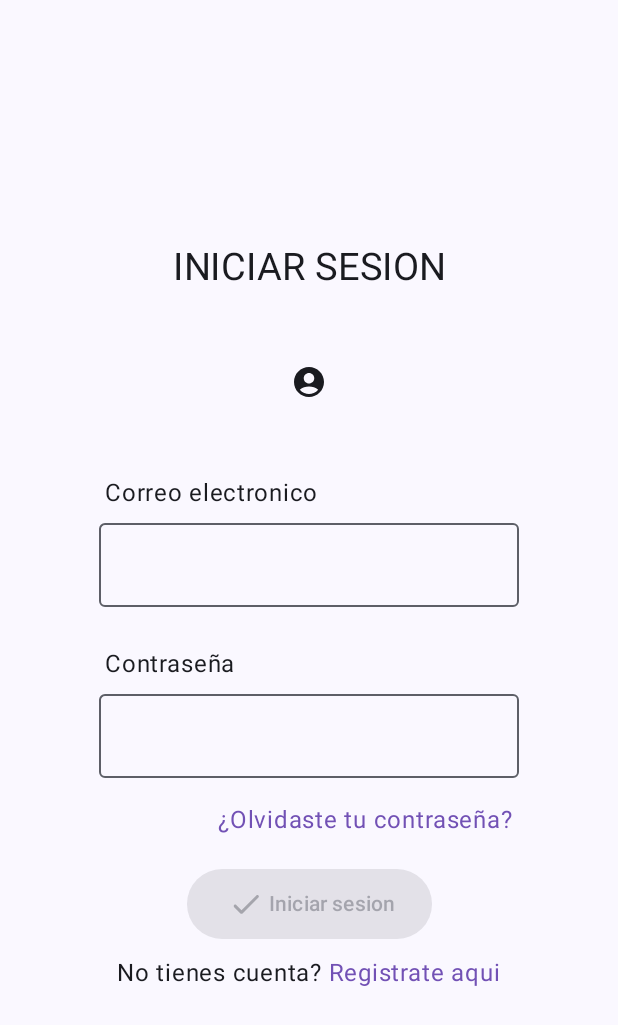
After one commit to ggalvisgg/App-Security, an Android app built with Jetpack Compose: the composable LoginScreen shown on its own in the app's theme, on a phone screen of 412 x 824 dp. The commit adds this screen. Shown: the top 1025 px of the screen. Run offline under Robolectric (Android 15) with nearby library versions, the phone set to English and light mode, and no system bars.

Commit message:
tenemos el login, falta modificar algunas cosas. SIGUIENTE -> Editar

```diff
--- /dev/null
+++ b/app/src/main/java/com/appsecurity/ui/component/TextFieldForm.kt
@@ -0,0 +1,56 @@
+package com.appsecurity.ui.component
+
+import androidx.compose.foundation.text.KeyboardOptions
+import androidx.compose.material3.OutlinedTextField
+import androidx.compose.material3.Text
+import androidx.compose.runtime.Composable
+import androidx.compose.runtime.getValue
+import androidx.compose.runtime.mutableStateOf
+import androidx.compose.runtime.saveable.rememberSaveable
+import androidx.compose.runtime.setValue
+import androidx.compose.ui.Modifier
+import androidx.compose.ui.text.input.PasswordVisualTransformation
+import androidx.compose.ui.text.input.VisualTransformation
+
+@Composable
+fun TextFieldForm(
+    modifier : Modifier = Modifier,
+    value: String,
+    onValueChange : (String) -> Unit,
+    supportingText : String,
+    label : String = "",
+    onValidate : (String) -> Boolean,
+    keyboardOptions: KeyboardOptions,
+    isPassword : Boolean = false,
+    placeholder : String = ""
+){
+
+    var isError by rememberSaveable { mutableStateOf(false) }
+
+    OutlinedTextField(
+        modifier = modifier,
+        placeholder = {
+            if (label.isEmpty()) {Text(text = placeholder)}
+        },
+        value = value,
+        singleLine = true,
+        isError = isError,
+        supportingText = {
+            if(isError){
+                Text(text = supportingText)
+            }
+        },
+
+        visualTransformation = if(isPassword){ PasswordVisualTransformation() } else { VisualTransformation.None},
+        keyboardOptions = keyboardOptions,
+
+        label = {
+            if (value.isNotEmpty()) {Text(text = label)}
+        },
+
+        onValueChange = {
+            onValueChange(it)
+            isError = onValidate(it)
+        }
+    )
+}
--- /dev/null
+++ b/app/src/main/java/com/appsecurity/ui/screens/LoginScreen.kt
@@ -0,0 +1,185 @@
+package com.appsecurity.ui.screens
+
+import androidx.compose.runtime.Composable
+import android.content.Context
+import android.util.Patterns
+import android.widget.Toast
+import androidx.compose.foundation.layout.Arrangement
+import androidx.compose.foundation.layout.Column
+import androidx.compose.foundation.layout.PaddingValues
+import androidx.compose.foundation.layout.Spacer
+import androidx.compose.foundation.layout.fillMaxSize
+import androidx.compose.foundation.layout.height
+import androidx.compose.foundation.layout.padding
+import androidx.compose.foundation.text.KeyboardOptions
+import androidx.compose.material.icons.Icons
+import androidx.compose.material.icons.rounded.AccountCircle
+import androidx.compose.material.icons.rounded.Done
+import androidx.compose.material3.Button
+import androidx.compose.material3.ButtonDefaults
+import androidx.compose.material3.Icon
+import androidx.compose.material3.Scaffold
+import androidx.compose.material3.Text
+import androidx.compose.runtime.mutableStateOf
+import androidx.compose.runtime.getValue
+import androidx.compose.runtime.setValue
+import androidx.compose.runtime.saveable.rememberSaveable
+import androidx.compose.ui.Alignment
+import androidx.compose.ui.Modifier
+import androidx.compose.ui.graphics.Color
+import androidx.compose.ui.platform.LocalContext
+import androidx.compose.ui.platform.LocalUriHandler
+import androidx.compose.ui.text.LinkAnnotation
+import androidx.compose.ui.text.SpanStyle
+import androidx.compose.ui.text.TextLinkStyles
+import androidx.compose.ui.text.buildAnnotatedString
+import androidx.compose.ui.text.input.KeyboardType
+import androidx.compose.ui.text.withLink
+import androidx.compose.ui.unit.dp
+import androidx.compose.ui.unit.sp
+import com.appsecurity.ui.component.TextFieldForm
+import android.graphics.Color as AndroidColor
+
+@Composable
+fun LoginScreen(){
+
+    val contex = LocalContext.current
+
+    Scaffold { padding ->
+        LoginForm(
+            padding = padding,
+            contex = contex
+        )
+    }
+}
+
+@Composable
+fun LoginForm(
+    padding: PaddingValues,
+    contex: Context
+){
+
+    var email by rememberSaveable { mutableStateOf("") }
+    var password by rememberSaveable { mutableStateOf("") }
+
+    val uriHandler = LocalUriHandler.current
+
+    Column(
+        modifier = Modifier
+            .padding()
+            .fillMaxSize(),
+        horizontalAlignment = Alignment.CenterHorizontally,
+        verticalArrangement = Arrangement.Center
+    ) {
+
+        Text(text = "INICIAR SESION",
+            fontSize = 25.sp)
+
+        Icon(imageVector = Icons.Rounded.AccountCircle,
+            contentDescription = "Logo de la app",
+            modifier = Modifier
+                .padding(50.dp))
+
+        Text(text = "Correo electronico",
+            modifier = Modifier
+                .align (Alignment.Start)
+                .padding(start = 70.dp)
+        )
+
+        TextFieldForm(
+            value = email,
+            onValueChange = {
+                email = it
+            },
+            label = "",
+            supportingText = "El correo no es valido",
+            placeholder = "email@gmail.com",
+
+            //Toda la logica de validacion va aqui
+            onValidate = {
+                !Patterns.EMAIL_ADDRESS.matcher(it).matches()
+            },
+            keyboardOptions = KeyboardOptions(keyboardType = KeyboardType.Email),
+        )
+
+        Spacer(modifier = Modifier.height(10.dp))
+
+        Text(text = "Contraseña",
+            modifier = Modifier
+                .align (Alignment.Start)
+                .padding(start = 70.dp))
+
+        TextFieldForm(
+            value = password,
+            onValueChange = {
+                password = it
+            },
+            supportingText = "La contraseña debe tener minimo 8 caracteres",
+            placeholder = "**********",
+            label = "",
+            onValidate = {
+                it.length < 8
+            },
+            keyboardOptions = KeyboardOptions(keyboardType = KeyboardType.Password),
+            isPassword = true
+        )
+
+        Text(
+            buildAnnotatedString {
+                val link =
+                    LinkAnnotation.Url(
+                        "https://developer.android.com/jetpack/compose",
+                        TextLinkStyles(SpanStyle(Color(AndroidColor.parseColor("#7251B5"))))
+                    ) {
+                        val url = (it as LinkAnnotation.Url).url
+                        uriHandler.openUri(url)
+                    }
+                withLink(link) { append("¿Olvidaste tu contraseña?") }
+            },
+            modifier = Modifier
+                .align(Alignment.End)
+                .padding(end = 70.dp)
+        )
+
+        Spacer(modifier = Modifier.height(20.dp))
+
+        Button (
+                enabled = email.isNotEmpty() && password.isNotEmpty(),
+                colors = ButtonDefaults.buttonColors(Color(AndroidColor.parseColor("#7251B5"))),
+                onClick = {
+                    if(email =="gabriela" && password=="12345678"){
+                        Toast.makeText(contex, "Bienvenido", Toast.LENGTH_SHORT).show()
+                    }else{
+                        Toast.makeText(contex, "Correo o contraseña incorrecta", Toast.LENGTH_SHORT).show()
+                    }
+                }){
+                Icon(
+                    imageVector = Icons.Rounded.Done,
+                    contentDescription = "Icono de inicio",
+                    modifier = Modifier
+                        .padding(3.dp)
+                )
+                Text(text = "Iniciar sesion"
+
+                )
+        }
+
+        Spacer(modifier = Modifier.height(10.dp))
+
+        Text(
+            buildAnnotatedString {
+                append("No tienes cuenta?")
+                val link =
+                    LinkAnnotation.Url(
+                        "https://developer.android.com/jetpack/compose",
+                        TextLinkStyles(SpanStyle(Color(AndroidColor.parseColor("#7251B5"))))
+                    ) {
+                        val url = (it as LinkAnnotation.Url).url
+                        uriHandler.openUri(url)
+                    }
+                withLink(link) { append(" Registrate aqui") }
+            }
+        )
+
+    }
+}
```
Also changed, not shown: app/src/main/java/com/appsecurity/MainActivity.kt (+4 -32 lines), app/src/main/java/com/appsecurity/ui/screens/EditScreen.kt (added, +30 -0 lines).
